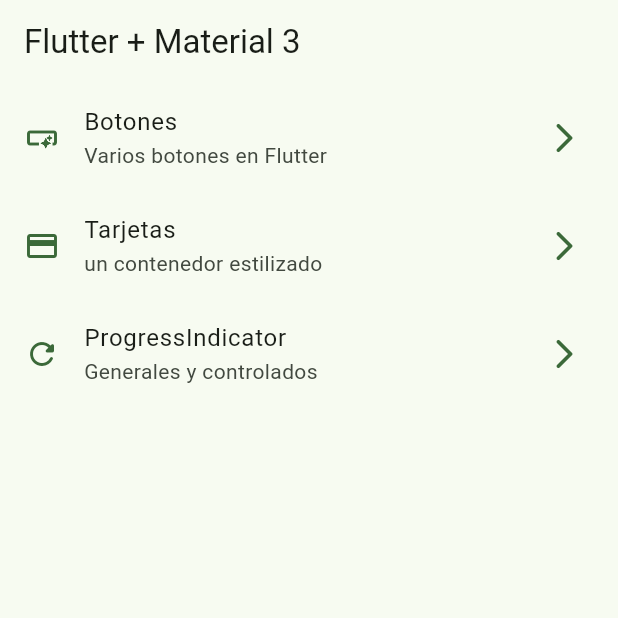
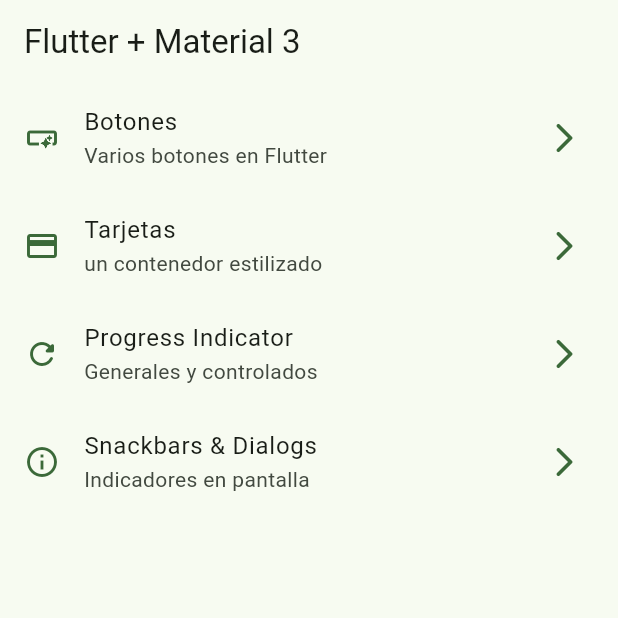
Before and after one commit to Ahtnezev/widgets_app, a Flutter app: the screen it shows after launch, on a phone screen of 412 x 824 dp, the top half of it. Run offline on Flutter 3.47's test engine with Material 3 defaults, Android fonts, the phone set to English and light mode, and no system bars; our stand-ins replace go_router.

Commit message:
Snackbars dialogs finished

```diff
--- a/lib/config/menu/menu_items.dart
+++ b/lib/config/menu/menu_items.dart
@@ -32,9 +32,16 @@ const appMenuItems = <MenuItem>[
     ),
 
     MenuItem(
-      title: 'ProgressIndicator',
+      title: 'Progress Indicator',
       subTitle: 'Generales y controlados',
       link: '/progress',
       icon: Icons.refresh_rounded
     ),
+
+    MenuItem(
+      title: 'Snackbars & Dialogs',
+      subTitle: 'Indicadores en pantalla',
+      link: '/snackbars',
+      icon: Icons.info_outline
+    ),
   ];
--- a/lib/config/router/app_router.dart
+++ b/lib/config/router/app_router.dart
@@ -25,5 +25,11 @@ final appRouter = GoRouter(
       name: ProgressScreen.name,
       builder: (context, state) => const ProgressScreen(),
     ),
+
+    GoRoute(
+      path: '/snackbars',
+      name: SnackBarScreen.name,
+      builder: (context, state) => const SnackBarScreen(),
+    ),
   ],
 );
--- a/lib/main.dart
+++ b/lib/main.dart
@@ -15,6 +15,7 @@ class MainApp extends StatelessWidget {
   @override
   Widget build(BuildContext context) {
     return MaterialApp.router(
+      title: 'Flutter Widgets', // show in showAboutDialog(...) -> Snackbarscreen
       routerConfig: appRouter,
       debugShowCheckedModeBanner: false,
       theme: AppTheme(selectedColor: 2).getTheme(),
```
Also changed, not shown: lib/presentation/screens/snackbar/snackbar_screen.dart (+63 -1 lines).
